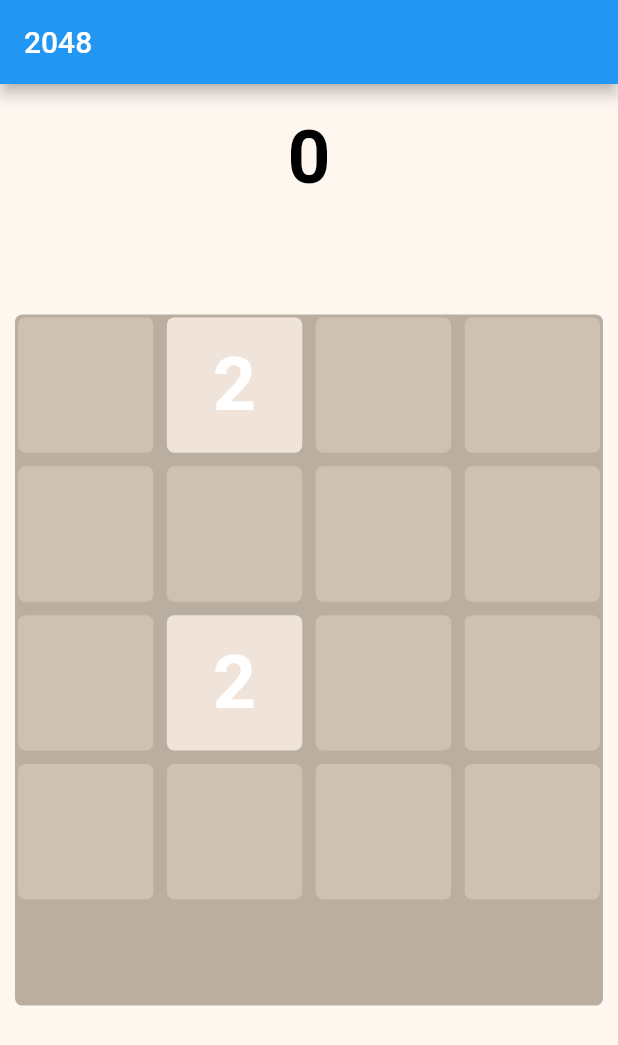
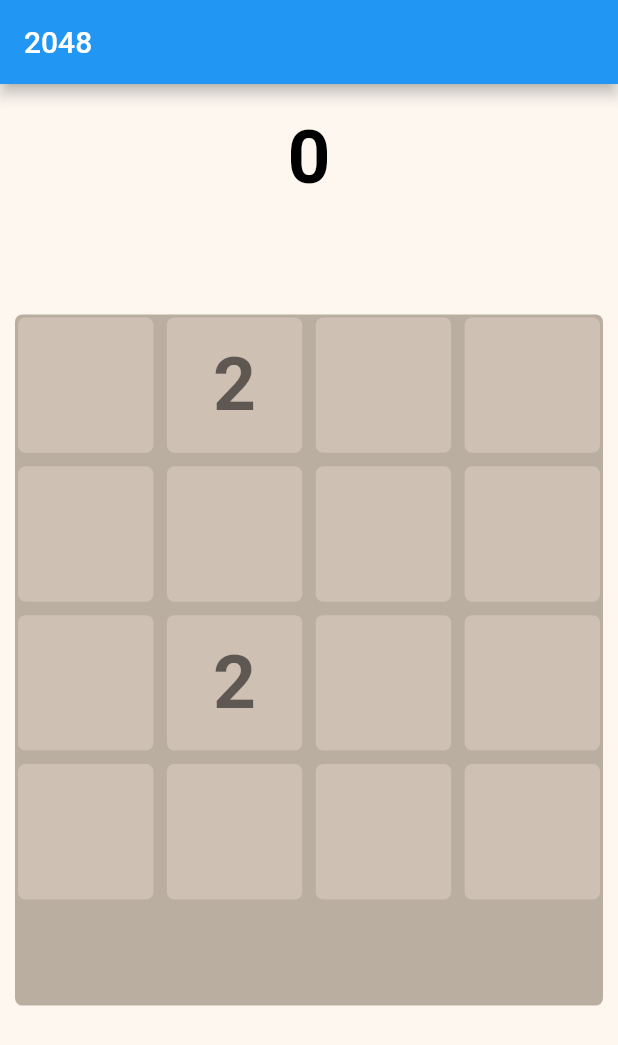
Before and after one commit to josajunior81/2048-flutter, a Flutter app: the screen it shows after launch, on a phone screen of 412 x 824 dp. Shown: the top 1045 px of the screen. Run offline on Flutter 3.47's test engine with Material 2 defaults, Android fonts, the phone set to English and light mode, and no system bars.

Commit message:
Changes and changes

```diff
--- a/lib/main.dart
+++ b/lib/main.dart
@@ -45,17 +45,11 @@ class GameBoard extends StatefulWidget {
 
 class _GameBoardState extends State<GameBoard> with TickerProviderStateMixin {
   late final AnimationController _controller = AnimationController(
-    duration: const Duration(microseconds: 100),
+    duration: const Duration(milliseconds: 500),
     vsync: this,
   );
 
-  late final Animation<Offset> _offsetAnimation = Tween<Offset>(
-    begin: Offset.zero,
-    end: const Offset(1.5, 0.0),
-  ).animate(CurvedAnimation(
-    parent: _controller,
-    curve: Curves.linear,
-  ));
+//  late final Animation<Color> _colorAnimation = ColorTween(begin:);
 
   double verticalSwipeMaxWidthThreshold = 50.0;
   double verticalSwipeMinDisplacement = 100.0;
@@ -123,30 +117,52 @@ class _GameBoardState extends State<GameBoard> with TickerProviderStateMixin {
 
   Widget createBlock(ValueNotifier<BlockNumber> listener) => Padding(
         padding: EdgeInsets.symmetric(horizontal: 2, vertical: 2),
-        child: SizedBox(
-          height: cellSize,
-          width: cellSize,
         child: ValueListenableBuilder(
             valueListenable: listener,
             builder: (context, value, child) {
               var blockNumber = (value as BlockNumber);
-              return Container(
+
+              // var _sizeAnimation = Tween(begin: cellSize, end: cellSize)
+              //     .chain(TweenSequence([
+              //       TweenSequenceItem(
+              //           tween: Tween(begin: cellSize + 10, end: cellSize + 10),
+              //           weight: 1),
+              //       TweenSequenceItem(
+              //           tween: Tween(begin: cellSize - 20, end: cellSize - 10),
+              //           weight: 1),
+              //       TweenSequenceItem(
+              //           tween: Tween(begin: cellSize, end: cellSize),
+              //           weight: 1),
+              //     ]))
+              //     .animate(_controller);
+
+
+              var _colorAnimation =
+              blockNumber.value == BlockNumber.ZERO ?
+                blockNumber.backAnimation.animate(_controller) :
+              blockNumber.animation.animate(_controller);
+
+              return AnimatedBuilder(
+                animation: _controller,
+                builder: (context, wid) => Container(
+                  height: cellSize,
                   decoration: BoxDecoration(
                       borderRadius: BorderRadius.circular(5.0),
-                    color: blockNumber.color),
+                      color: _colorAnimation.value),
                   child: Center(
                     child: Text(
                       blockNumber.value == 0 ? "" : "${blockNumber.value}",
                       style: TextStyle(
                           fontSize: 50,
-                        color: Colors.white,
+                          color: blockNumber.value < 8
+                              ? Colors.black54
+                              : Colors.white,
                           fontWeight: FontWeight.bold),
                     ),
                   ),
+                ),
               );
-            },
-          ),
-        ),
+            }),
       );
 
   initGame() {
@@ -178,12 +194,16 @@ class _GameBoardState extends State<GameBoard> with TickerProviderStateMixin {
       var next = grid[x][i - 1];
       if (block.isFree && !next.isFree) {
         block.alloc(next.blockNumber.value);
+        _controller.reset();
+        _controller.forward();
         next.free();
       } else if (!block.isFree) {
         if (block.canMerge &&
             next.canMerge &&
             next.blockNumber.value.value == block.blockNumber.value.value) {
           points.value += block.merge();
+          _controller.reset();
+          _controller.forward();
           next.free();
         }
       }
@@ -197,12 +217,16 @@ class _GameBoardState extends State<GameBoard> with TickerProviderStateMixin {
       var next = grid[x][i + 1];
       if (block.isFree && !next.isFree) {
         block.alloc(next.blockNumber.value);
+        _controller.reset();
+        _controller.forward();
         next.free();
       } else if (!block.isFree) {
         if (block.canMerge &&
             next.canMerge &&
             next.blockNumber.value.value == block.blockNumber.value.value) {
           points.value += block.merge();
+          _controller.reset();
+          _controller.forward();
           next.free();
         }
       }
@@ -219,6 +243,8 @@ class _GameBoardState extends State<GameBoard> with TickerProviderStateMixin {
           var next = grid[y][i];
           if (!next.isFree && previous.isFree) {
             previous.alloc(next.blockNumber.value);
+            _controller.reset();
+            _controller.forward();
             next.free();
           } else if (!next.isFree && !previous.isFree) {
             if (previous.canMerge &&
@@ -226,6 +252,8 @@ class _GameBoardState extends State<GameBoard> with TickerProviderStateMixin {
                 next.blockNumber.value.value ==
                     previous.blockNumber.value.value) {
               points.value += previous.merge();
+              _controller.reset();
+              _controller.forward();
               next.free();
             }
           }
@@ -244,6 +272,8 @@ class _GameBoardState extends State<GameBoard> with TickerProviderStateMixin {
           var next = grid[y + 1][i];
           if (next.isFree && !previous.isFree) {
             next.alloc(previous.blockNumber.value);
+            _controller.reset();
+            _controller.forward();
             previous.free();
           } else if (!next.isFree && !previous.isFree) {
             if (previous.canMerge &&
@@ -251,6 +281,8 @@ class _GameBoardState extends State<GameBoard> with TickerProviderStateMixin {
                 next.blockNumber.value.value ==
                     previous.blockNumber.value.value) {
               points.value += next.merge();
+              _controller.reset();
+              _controller.forward();
               previous.free();
             }
           }
@@ -279,7 +311,7 @@ class _GameBoardState extends State<GameBoard> with TickerProviderStateMixin {
     } else if (direction == Direction.down) {
       moveDown();
     }
-    await Future.delayed(const Duration(seconds: 1), () {
+    await Future.delayed(const Duration(milliseconds: 200), () {
       setNextPosition();
     });
     grid.forEach((element) {
@@ -411,3 +443,24 @@ class _GameBoardState extends State<GameBoard> with TickerProviderStateMixin {
         ));
   }
 }
+
+// return TweenAnimationBuilder(
+// tween: blockNumber.animation,
+// duration: Duration(milliseconds: 500),
+// builder: (context, value, widget) => Container(
+// decoration: BoxDecoration(
+// borderRadius: BorderRadius.circular(5.0),
+// color: value as Color),
+// child: Center(
+// child: Text(
+// blockNumber.value == 0 ? "" : "${blockNumber.value}",
+// style: TextStyle(
+// fontSize: 50,
+// color: blockNumber.value < 8
+// ? Colors.black54
+//     : Colors.white,
+// fontWeight: FontWeight.bold),
+// ),
+// ),
+// ),
+// );
```
Also changed, not shown: lib/model/enum_block.dart (+50 -0 lines), 1 other file. Lines whose indentation alone changed are shown as unchanged.
